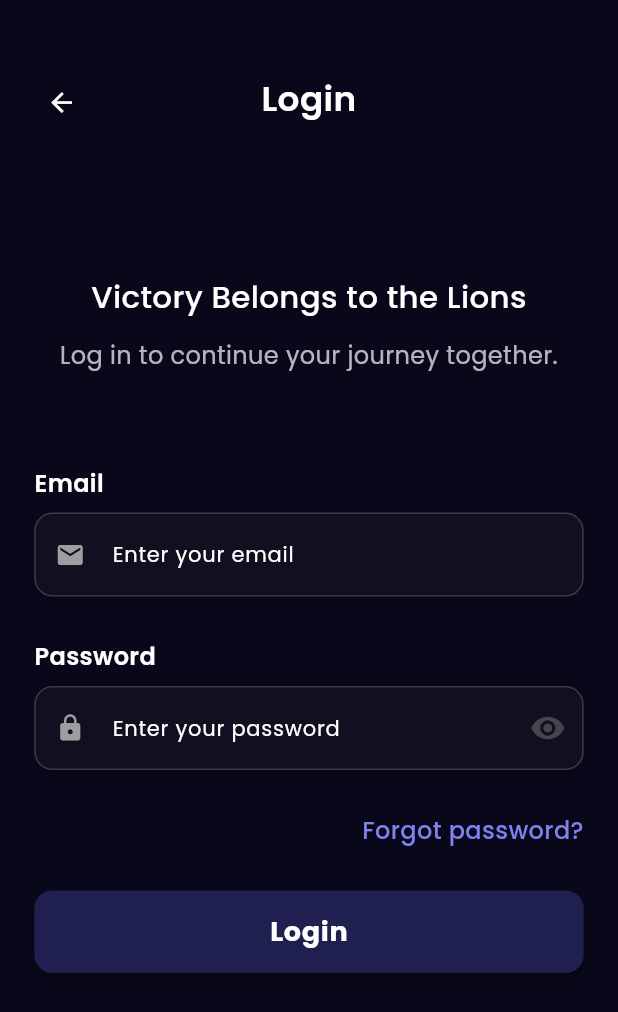
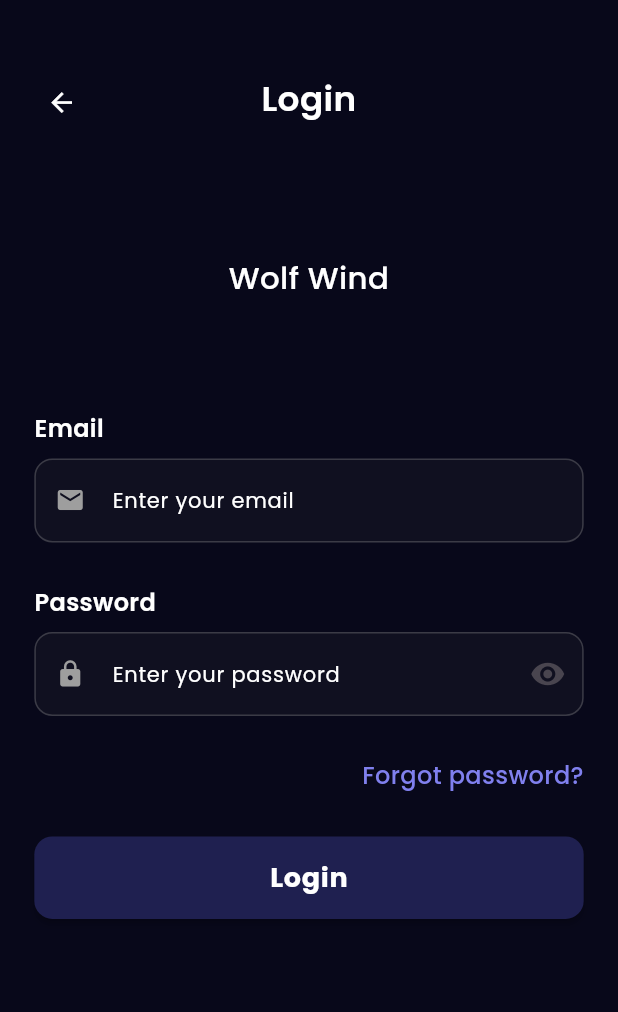
Before and after one commit to Ebadzmn/fitness_gym_app, a Flutter app: the screen it shows after launch, on a phone screen of 412 x 824 dp. Shown: the top 1012 px of the screen. Run offline on Flutter 3.47's test engine with Material 3 defaults, Android fonts, the phone set to English and light mode, and no system bars; our stand-ins replace equatable, fl_chart, flutter_bloc, flutter_screenutil, flutter_svg, go_router and 2 more.

Commit message:
refactor(presentation): update UI text and cardio options
- Remove "Assigned Cardio per Week" from profile page
- Update cardio options with more specific activities
- Change login page title and remove subtitle
- Adjust font size for cardio option labels

```diff
--- a/lib/presentation/auth/pages/login_page.dart
+++ b/lib/presentation/auth/pages/login_page.dart
@@ -25,21 +25,17 @@ class LoginPage extends StatelessWidget {
               // onBackTap: () {}, // এখানে কিছু না দিলে ডিফল্টভাবে ব্যাক কাজ করবে
             ),
 
-            SizedBox(height: 81.h),
+            SizedBox(height: 70.h),
 
             Text(
-              'Victory Belongs to the Lions',
+              'Wolf Wind',
               style: AppTextStyle.authHeading1,
               textAlign: TextAlign.center,
             ),
 
             SizedBox(height: 11.h),
 
-            Text(
-              'Log in to continue your journey together.',
-              style: AppTextStyle.authHeading2,
-              textAlign: TextAlign.center,
-            ),
+
 
             SizedBox(height: 52.h),
 
--- a/lib/presentation/profile/pages/profile_page.dart
+++ b/lib/presentation/profile/pages/profile_page.dart
@@ -109,7 +109,7 @@ class ProfilePage extends StatelessWidget {
                   SizedBox(height: 12.h),
                   _infoRow('Rest day Steps', '10 Step'),
                   SizedBox(height: 12.h),
-                  _infoRow('Assigned Cardio per Week', '10 (min)'),
+
                 ],
               ),
             ),
```
Also changed, not shown: lib/presentation/checkIn/widgets/checking_tab.dart (+9 -5 lines), lib/presentation/daily/daily_tracking/presentation/pages/daily_page.dart (+10 -6 lines).
